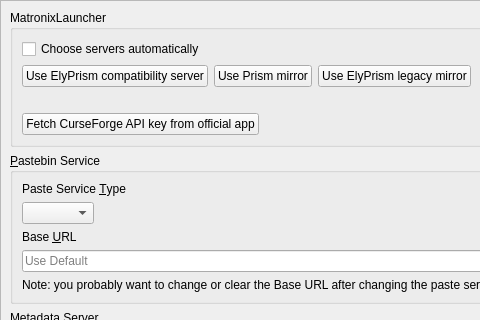
MatronixOwner/MatronixLauncher, file launcher/ui/pages/global/APIPage.ui: the form before one commit; both pictures show x 0 to 480 and y 0 to 320 of the 841 by 620 pixel window.
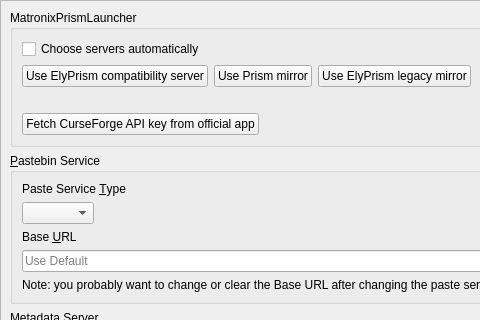
The form after the commit.

Commit message: Rebrand launcher as MatronixPrismLauncher

```diff
--- a/launcher/ui/pages/global/APIPage.ui
+++ b/launcher/ui/pages/global/APIPage.ui
@@ -41,7 +41,7 @@
        <item>
         <widget class="QGroupBox" name="groupBox_matronix">
          <property name="title">
-          <string>MatronixLauncher</string>
+          <string>MatronixPrismLauncher</string>
          </property>
          <layout class="QVBoxLayout" name="verticalLayout_9">
           <item>
```
Left out of the diff: 2 changed lines with no effect on the pictures. The commit also changes 35 other files.
